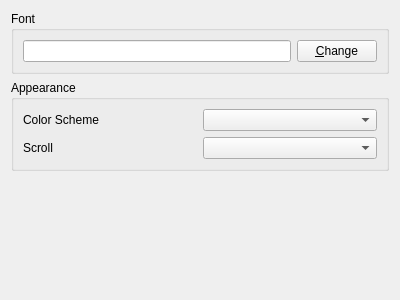
Old version of the form resources/ui/configure/terminal.ui in the repository prymatex/prymatex.
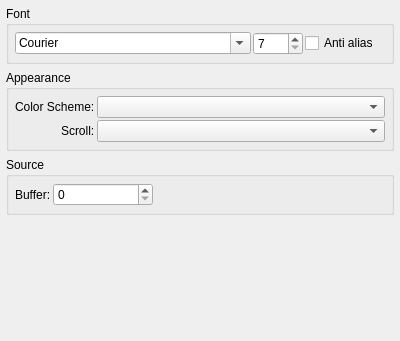
New version of the form.

What changed in the file:
```diff
--- a/resources/ui/configure/terminal.ui
+++ b/resources/ui/configure/terminal.ui
@@ -7,30 +7,58 @@
     <x>0</x>
     <y>0</y>
     <width>400</width>
-    <height>300</height>
+    <height>341</height>
    </rect>
   </property>
   <property name="windowTitle">
    <string>Terminal</string>
   </property>
   <layout class="QVBoxLayout" name="verticalLayout_2">
+   <property name="margin">
+    <number>6</number>
+   </property>
    <item>
-    <widget class="QGroupBox" name="groupBox_2">
+    <widget class="QGroupBox" name="groupBoxFont">
      <property name="title">
       <string>Font</string>
      </property>
-     <layout class="QHBoxLayout" name="horizontalLayout">
+     <layout class="QHBoxLayout" name="horizontalLayout_3">
+      <property name="spacing">
+       <number>2</number>
+      </property>
+      <property name="margin">
+       <number>6</number>
+      </property>
       <item>
-       <widget class="QLineEdit" name="lineFont">
-        <property name="readOnly">
-         <bool>true</bool>
+       <widget class="QFontComboBox" name="comboBoxFontName">
+        <property name="fontFilters">
+         <set>QFontComboBox::MonospacedFonts</set>
         </property>
        </widget>
       </item>
       <item>
-       <widget class="QPushButton" name="pushButtonChangeFont">
+       <widget class="QSpinBox" name="spinBoxFontSize">
+        <property name="maximumSize">
+         <size>
+          <width>50</width>
+          <height>16777215</height>
+         </size>
+        </property>
+        <property name="minimum">
+         <number>7</number>
+        </property>
+       </widget>
+      </item>
+      <item>
+       <widget class="QCheckBox" name="checkBoxFontAntialias">
+        <property name="maximumSize">
+         <size>
+          <width>80</width>
+          <height>16777215</height>
+         </size>
+        </property>
         <property name="text">
-         <string>&amp;Change</string>
+         <string>Anti alias</string>
         </property>
        </widget>
       </item>
@@ -42,30 +70,79 @@
      <property name="title">
       <string>Appearance</string>
      </property>
-     <layout class="QVBoxLayout" name="verticalLayout">
-      <item>
-       <layout class="QGridLayout" name="gridLayout">
-        <item row="0" column="0">
-         <widget class="QLabel" name="label">
-          <property name="text">
-           <string>Color Scheme</string>
-          </property>
-         </widget>
-        </item>
-        <item row="0" column="1">
-         <widget class="QComboBox" name="comboColorScheme"/>
-        </item>
-        <item row="1" column="0">
-         <widget class="QLabel" name="label_2">
-          <property name="text">
-           <string>Scroll</string>
-          </property>
-         </widget>
-        </item>
-        <item row="1" column="1">
-         <widget class="QComboBox" name="comboScrollBar"/>
-        </item>
-       </layout>
+     <layout class="QFormLayout" name="formLayout">
+      <property name="labelAlignment">
+       <set>Qt::AlignRight|Qt::AlignTrailing|Qt::AlignVCenter</set>
+      </property>
+      <property name="horizontalSpacing">
+       <number>2</number>
+      </property>
+      <property name="verticalSpacing">
+       <number>2</number>
+      </property>
+      <property name="margin">
+       <number>6</number>
+      </property>
+      <item row="2" column="1">
+       <widget class="QComboBox" name="comboBoxScheme"/>
+      </item>
+      <item row="3" column="1">
+       <widget class="QComboBox" name="comboBoxScrollBar"/>
+      </item>
+      <item row="2" column="0">
+       <widget class="QLabel" name="label">
+        <property name="text">
+         <string>Color Scheme:</string>
+        </property>
+       </widget>
+      </item>
+      <item row="3" column="0">
+       <widget class="QLabel" name="label_2">
+        <property name="text">
+         <string>Scroll:</string>
+        </property>
+       </widget>
+      </item>
+     </layout>
+    </widget>
+   </item>
+   <item>
+    <widget class="QGroupBox" name="groupBox_2">
+     <property name="title">
+      <string>Source</string>
+     </property>
+     <layout class="QFormLayout" name="formLayout_2">
+      <property name="fieldGrowthPolicy">
+       <enum>QFormLayout::AllNonFixedFieldsGrow</enum>
+      </property>
+      <property name="labelAlignment">
+       <set>Qt::AlignRight|Qt::AlignTrailing|Qt::AlignVCenter</set>
+      </property>
+      <property name="horizontalSpacing">
+       <number>2</number>
+      </property>
+      <property name="verticalSpacing">
+       <number>2</number>
+      </property>
+      <property name="margin">
+       <number>6</number>
+      </property>
+      <item row="2" column="0">
+       <widget class="QLabel" name="label_3">
+        <property name="text">
+         <string>Buffer:</string>
+        </property>
+       </widget>
+      </item>
+      <item row="2" column="1">
+       <widget class="QSpinBox" name="spinBoxBufferSize">
+        <property name="maximumSize">
+         <size>
+          <width>100</width>
+          <height>16777215</height>
+         </size>
+        </property>
+       </widget>
       </item>
      </layout>
     </widget>
```
